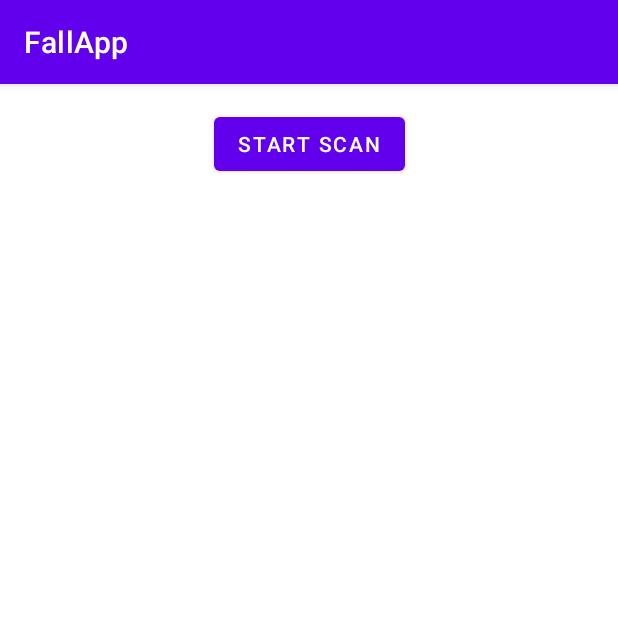
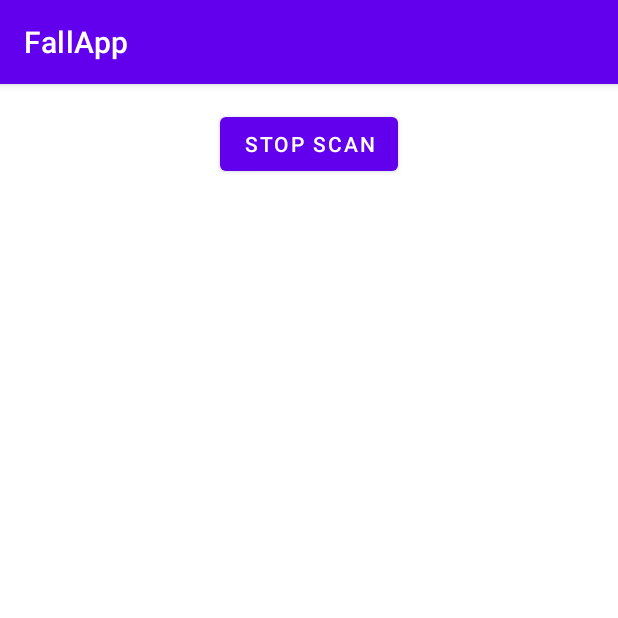
Before and after one commit to katyggray/FallApp, an Android app: the screen it shows after launch (MainActivity), after a tap on "START SCAN", on a phone screen of 412 x 824 dp, the top half of it. Run offline under Robolectric (Android 15) with nearby library versions, the phone set to English and light mode, and no system bars.

Commit message:
Add StopBLEScan
Add stopBleScan
Button changes for start/stop

```diff
--- a/app/src/main/java/edu/ucdenver/fallapp/MainActivity.kt
+++ b/app/src/main/java/edu/ucdenver/fallapp/MainActivity.kt
@@ -60,6 +60,12 @@ class MainActivity : AppCompatActivity() {
         bluetoothAdapter.bluetoothLeScanner
     }
 
+    private var isScanning = false
+        set(value) {
+            field = value
+            runOnUiThread{ scan_button.text = if (value) "Stop Scan" else "Start Scan"}
+        }
+
 
 
     /*** OVERRIDES ***/
@@ -71,9 +77,15 @@ class MainActivity : AppCompatActivity() {
         setContentView(view)
 
         scan_button.setOnClickListener {
-            Log.d(TAG,"BeforeScan")
-            startBleScan()
-            Log.d(TAG,"AfterScan")
+            Log.d(TAG,"BeforeScanButton")
+            if (isScanning) {
+                Log.d(TAG,"StopScan")
+                stopBleScan()
+            } else {
+                Log.d(TAG,"StartScan")
+                startBleScan()
+            }
+            Log.d(TAG,"AfterScanButton")
         }
     }
 
@@ -131,7 +143,13 @@ class MainActivity : AppCompatActivity() {
         }
         else {
             bleScanner.startScan(scanFilter,scanSettings,scanCallback)
+            isScanning = true
         }
+    }
+
+    private fun stopBleScan() {
+        bleScanner.stopScan(scanCallback)
+        isScanning = false
     }
 
     private fun requestLocationPermission() {
```
